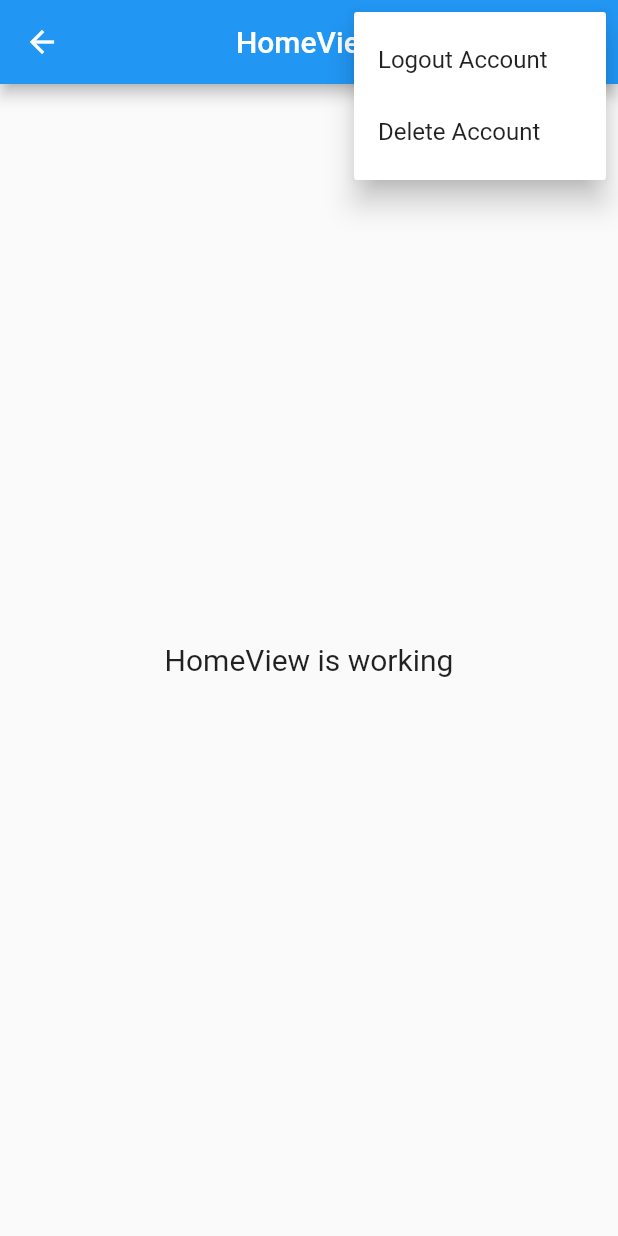
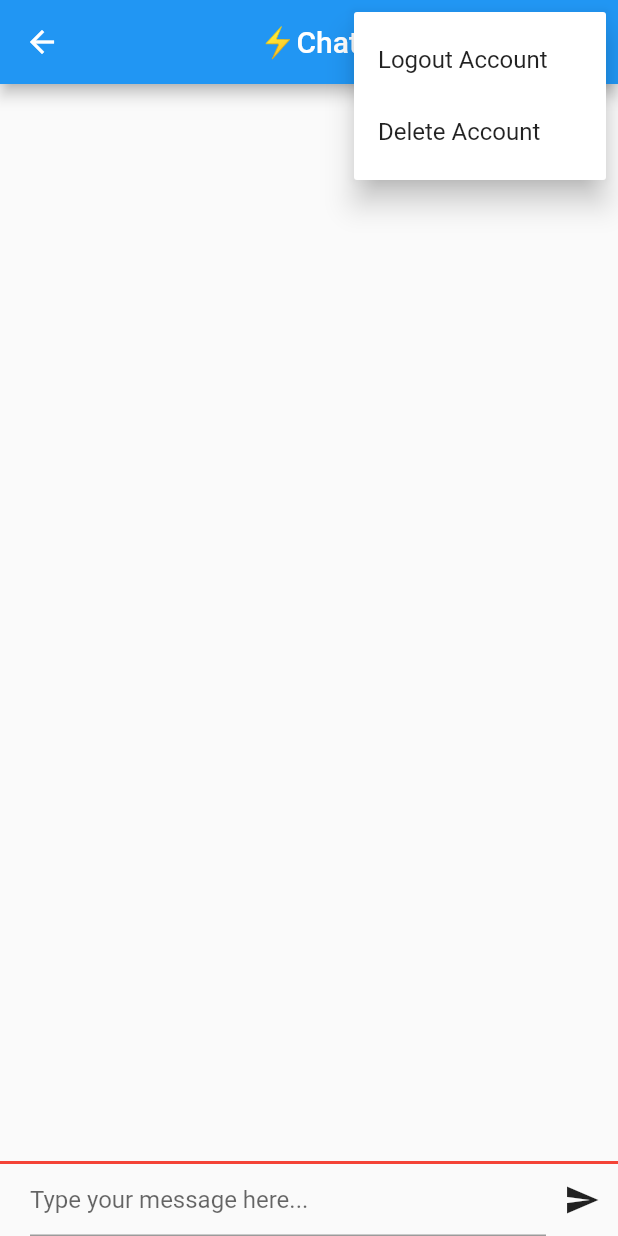
Before and after one commit to mustafanabiev/chatApp, a Flutter app: the HomeView screen opened by its route, after a tap on the "more vert" icon, on a phone screen of 412 x 824 dp. Run offline on Flutter 3.47's test engine with Material 2 defaults, Android fonts, the phone set to English and light mode, and no system bars; our stand-ins replace animated_text_kit, cloud_firestore, firebase_auth, firebase_core, get, shared_preferences; accounts and stored records are empty.

Commit message:
home page jasaldy

```diff
--- /dev/null
+++ b/lib/src/components/message/send_message.dart
@@ -0,0 +1,34 @@
+import 'package:flutter/material.dart';
+
+class SendMessage extends StatelessWidget {
+  const SendMessage(this.textController, {super.key, this.onPressed});
+
+  final TextEditingController textController;
+  final void Function()? onPressed;
+
+  @override
+  Widget build(BuildContext context) {
+    return Container(
+      decoration: const BoxDecoration(
+        border: Border(top: BorderSide(color: Colors.red, width: 2)),
+      ),
+      child: Row(
+        children: [
+          const SizedBox(width: 20),
+          Expanded(
+            child: TextField(
+              controller: textController,
+              decoration: const InputDecoration(
+                hintText: 'Type your message here...',
+              ),
+            ),
+          ),
+          IconButton(
+            onPressed: onPressed,
+            icon: const Icon(Icons.send),
+          )
+        ],
+      ),
+    );
+  }
+}
--- /dev/null
+++ b/lib/src/components/message/stream_message.dart
@@ -0,0 +1,40 @@
+import 'package:cloud_firestore/cloud_firestore.dart';
+import 'package:flutter/material.dart';
+
+class StreamMessage extends StatelessWidget {
+  const StreamMessage(
+    this.streamMessage, {
+    super.key,
+  });
+
+  final Stream<QuerySnapshot<Map<String, dynamic>>> streamMessage;
+
+  @override
+  Widget build(BuildContext context) {
+    return Expanded(
+      child: SizedBox(
+        child: StreamBuilder(
+          stream: streamMessage,
+          builder: (BuildContext context, AsyncSnapshot snapshot) {
+            if (snapshot.hasData) {
+              final message = snapshot.data.docs as Iterable;
+              final widgets = message
+                  .map((e) => Text(
+                        e.data()['sms'],
+                        style: const TextStyle(fontSize: 22),
+                      ))
+                  .toList();
+              return ListView(
+                children: widgets,
+              );
+            } else {
+              return const Center(
+                child: CircularProgressIndicator(),
+              );
+            }
+          },
+        ),
+      ),
+    );
+  }
+}
--- /dev/null
+++ b/lib/src/data/message_model.dart
@@ -0,0 +1,23 @@
+class Message {
+  const Message({
+    required this.sender,
+    required this.sms,
+  });
+
+  final String sender;
+  final String sms;
+
+  Map<String, dynamic> toJson() {
+    return <String, dynamic>{
+      'sender': sender,
+      'sms': sms,
+    };
+  }
+
+  factory Message.fromJson(Map<String, dynamic> map) {
+    return Message(
+      sender: map['sender'] as String,
+      sms: map['sms'] as String,
+    );
+  }
+}
--- a/lib/src/modules/home/controllers/home_controller.dart
+++ b/lib/src/modules/home/controllers/home_controller.dart
@@ -1,10 +1,16 @@
+import 'dart:developer';
+
 import 'package:chat_app/src/modules/home/service/home_service.dart';
 import 'package:chat_app/src/routes/app_pages.dart';
 import 'package:chat_app/src/utils/alert/alert.dart';
+import 'package:cloud_firestore/cloud_firestore.dart';
+import 'package:flutter/material.dart';
 import 'package:get/get.dart';
 
 class HomeController extends GetxController {
   final count = 0.obs;
+
+  final textController = TextEditingController();
 
   Future<void> logout() async {
     AppDialog.showLoading();
@@ -17,4 +23,16 @@ class HomeController extends GetxController {
     await HomeService.delete();
     await Get.offAllNamed(Routes.FLASH_CHAT);
   }
+
+  Future<void> sendMessage() async {
+    final sms = textController.text.trim();
+    textController.clear();
+    if (sms != '') {
+      await HomeService.sendMessage(sms);
+    }
+  }
+
+  Stream<QuerySnapshot<Map<String, dynamic>>> streamMessage() {
+    return HomeService.streamMessage();
+  }
 }
--- a/lib/src/modules/home/service/home_service.dart
+++ b/lib/src/modules/home/service/home_service.dart
@@ -1,4 +1,6 @@
+import 'package:chat_app/src/data/message_model.dart';
 import 'package:chat_app/src/service/user_manage.dart';
+import 'package:cloud_firestore/cloud_firestore.dart';
 import 'package:firebase_auth/firebase_auth.dart';
 
 class HomeService {
@@ -11,4 +13,18 @@ class HomeService {
     await FirebaseAuth.instance.currentUser!.delete();
     await userManage.removeUid();
   }
+
+  static Future<void> sendMessage(String sms) async {
+    final sender = FirebaseAuth.instance.currentUser;
+    if (sender != null) {
+      final db = FirebaseFirestore.instance;
+      final Message message = Message(sender: sender.email!, sms: sms);
+      await db.collection('messages').add(message.toJson());
+    }
+  }
+
+  static Stream<QuerySnapshot<Map<String, dynamic>>> streamMessage() {
+    final db = FirebaseFirestore.instance;
+    return db.collection('messages').snapshots();
+  }
 }
--- a/lib/src/modules/home/views/home_view.dart
+++ b/lib/src/modules/home/views/home_view.dart
@@ -2,6 +2,8 @@ import 'package:flutter/material.dart';
 
 import 'package:get/get.dart';
 
+import '../../../components/message/send_message.dart';
+import '../../../components/message/stream_message.dart';
 import '../controllers/home_controller.dart';
 
 class HomeView extends GetView<HomeController> {
@@ -10,7 +12,7 @@ class HomeView extends GetView<HomeController> {
   Widget build(BuildContext context) {
     return Scaffold(
       appBar: AppBar(
-        title: const Text('HomeView'),
+        title: const Text('⚡️Chat'),
         centerTitle: true,
         actions: [
           PopupMenuButton(
@@ -27,11 +29,14 @@ class HomeView extends GetView<HomeController> {
           ),
         ],
       ),
-      body: const Center(
-        child: Text(
-          'HomeView is working',
-          style: TextStyle(fontSize: 20),
-        ),
+      body: Column(
+        children: [
+          StreamMessage(controller.streamMessage()),
+          SendMessage(
+            controller.textController,
+            onPressed: () async => controller.sendMessage(),
+          ),
+        ],
       ),
     );
   }
--- a/pubspec.yaml
+++ b/pubspec.yaml
@@ -14,6 +14,7 @@ dependencies:
   animated_text_kit: ^4.2.2
   firebase_auth: ^4.2.10
   shared_preferences: ^2.0.18
+  cloud_firestore: ^4.4.5
 
 dev_dependencies:
   flutter_lints: 2.0.1
```
Also changed, not shown: pubspec.lock, 2 other files.
